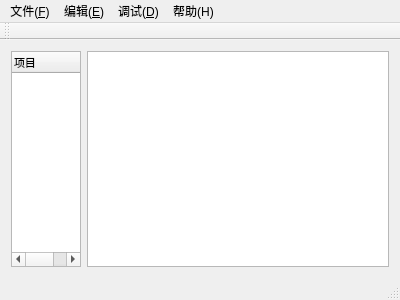
This is mainwindow.ui in fdsafsadfdsag8/DevIDE as Qt 5 draws it before an edit. The edited form follows.
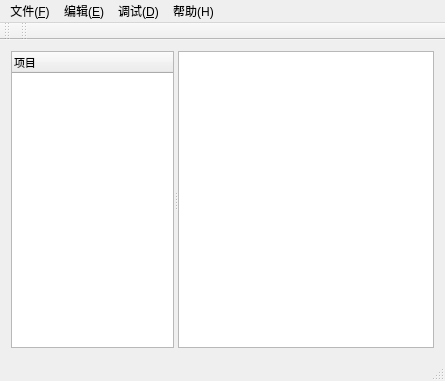
This is the edited form. Custom widgets are drawn as their Qt base class.

The edit to the form file:
```diff
--- a/mainwindow.ui
+++ b/mainwindow.ui
@@ -6,27 +6,48 @@
    <rect>
     <x>0</x>
     <y>0</y>
-    <width>400</width>
-    <height>300</height>
+    <width>445</width>
+    <height>381</height>
    </rect>
   </property>
   <property name="windowTitle">
    <string>MainWindow</string>
   </property>
   <widget class="QWidget" name="centralWidget">
-
-   <layout class="QGridLayout" name="gridLayout" rowstretch="1" columnstretch="1,5">
-    <item row="0" column="1">
-     <widget class="CodeEditor" name="textEdit">
-      <property name="font">
-       <font>
-        <pointsize>15</pointsize>
-       </font>
+   <layout class="QHBoxLayout" name="horizontalLayout">
+    <item>
+     <widget class="QSplitter" name="splitter">
+      <property name="sizePolicy">
+       <sizepolicy hsizetype="Expanding" vsizetype="Expanding">
+        <horstretch>0</horstretch>
+        <verstretch>0</verstretch>
+       </sizepolicy>
       </property>
-     </widget>
-    </item>
-    <item row="0" column="0">
+      <property name="minimumSize">
+       <size>
+        <width>5</width>
+        <height>5</height>
+       </size>
+      </property>
+      <property name="autoFillBackground">
+       <bool>false</bool>
+      </property>
+      <property name="orientation">
+       <enum>Qt::Horizontal</enum>
+      </property>
+      <property name="handleWidth">
+       <number>4</number>
+      </property>
+      <property name="childrenCollapsible">
+       <bool>false</bool>
+      </property>
      <widget class="QTreeWidget" name="treeWidget">
+       <property name="sizePolicy">
+        <sizepolicy hsizetype="Expanding" vsizetype="Expanding">
+         <horstretch>6</horstretch>
+         <verstretch>0</verstretch>
+        </sizepolicy>
+       </property>
       <property name="maximumSize">
        <size>
         <width>16777215</width>
@@ -47,7 +68,20 @@
        </property>
       </column>
      </widget>
-
+      <widget class="CodeEditor" name="textEdit">
+       <property name="sizePolicy">
+        <sizepolicy hsizetype="Expanding" vsizetype="Expanding">
+         <horstretch>0</horstretch>
+         <verstretch>0</verstretch>
+        </sizepolicy>
+       </property>
+       <property name="font">
+        <font>
+         <pointsize>15</pointsize>
+        </font>
+       </property>
+      </widget>
+     </widget>
     </item>
    </layout>
   </widget>
@@ -56,7 +90,7 @@
     <rect>
      <x>0</x>
      <y>0</y>
-     <width>400</width>
+     <width>445</width>
      <height>26</height>
     </rect>
    </property>
@@ -119,6 +153,17 @@
    </attribute>
   </widget>
   <widget class="QStatusBar" name="statusBar"/>
+  <widget class="QToolBar" name="toolBar">
+   <property name="windowTitle">
+    <string>toolBar</string>
+   </property>
+   <attribute name="toolBarArea">
+    <enum>TopToolBarArea</enum>
+   </attribute>
+   <attribute name="toolBarBreak">
+    <bool>false</bool>
+   </attribute>
+  </widget>
   <action name="action_New">
    <property name="text">
     <string>新建(&amp;N)</string>
```
Lines whose indentation alone changed are shown as unchanged.
